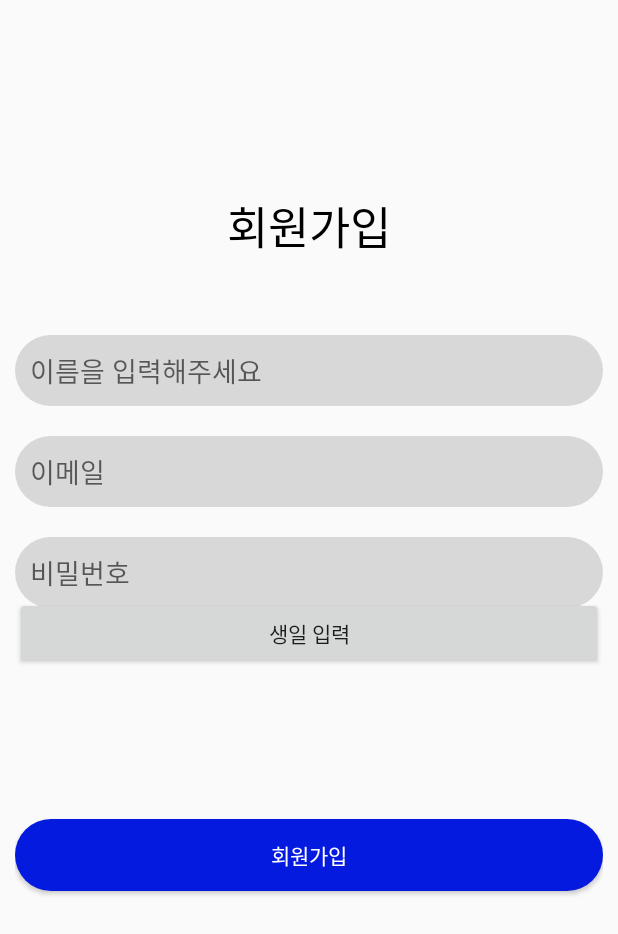
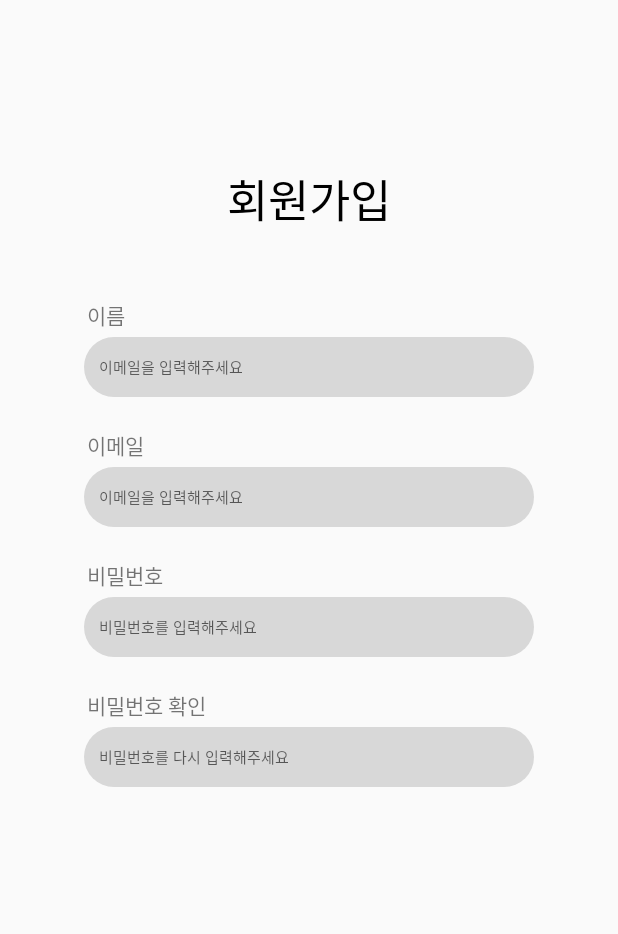
Before and after one commit to sunrinton/app, an Android app: the RegisterActivity screen opened directly, with no data from a screen before it, on a phone screen of 412 x 824 dp. Shown: the top 934 px of the screen. Run offline under Robolectric (Android 15) with nearby library versions, the phone set to English and light mode, and no system bars.

Commit message:
'modify_regist'

```diff
--- a/app/src/main/res/layout/activity_main.xml
+++ b/app/src/main/res/layout/activity_main.xml
@@ -19,25 +19,25 @@
 
     <EditText
         android:layout_width="match_parent"
-        android:layout_height="wrap_content"
+        android:layout_height="50dp"
         android:background="@drawable/textfield"
         app:layout_constraintBottom_toTopOf="@id/login_pw"
         app:layout_constraintRight_toLeftOf="parent"
         app:layout_constraintLeft_toRightOf="parent"
-        android:padding="20dp"
+        android:paddingLeft="20dp"
         android:layout_marginBottom="10dp"
         android:hint="E-mail"
         android:id="@+id/login_id"/>
 
     <EditText
         android:layout_width="match_parent"
-        android:layout_height="wrap_content"
+        android:layout_height="50dp"
         android:background="@drawable/textfield"
         app:layout_constraintTop_toBottomOf="parent"
         app:layout_constraintBottom_toTopOf="parent"
         app:layout_constraintRight_toLeftOf="parent"
         app:layout_constraintLeft_toRightOf="parent"
-        android:padding="20dp"
+        android:paddingLeft="20dp"
         android:hint="비밀번호"
         android:id="@+id/login_pw"/>
 
--- a/app/src/main/res/layout/activity_register.xml
+++ b/app/src/main/res/layout/activity_register.xml
@@ -14,74 +14,180 @@ android:padding="10dp">
         android:textSize="30sp"
         android:textColor="#000000"
         android:gravity="center"
-        android:layout_marginBottom="50dp"
-        app:layout_constraintBottom_toTopOf="@id/register_name"
+        android:layout_marginTop="100dp"
+        app:layout_constraintLeft_toRightOf="parent"
+        app:layout_constraintTop_toTopOf="parent"
+        android:id="@+id/ma"
+
         android:text="회원가입"/>
 
-    <EditText
-        android:id="@+id/register_name"
+    <LinearLayout
+        android:layout_marginTop="44dp"
         android:layout_width="match_parent"
         android:layout_height="wrap_content"
-        android:hint="이름을 입력해주세요"
-        app:layout_constraintBottom_toTopOf="@id/register_id"
+        app:layout_constraintTop_toBottomOf="@id/ma"
         app:layout_constraintLeft_toRightOf="parent"
         app:layout_constraintRight_toLeftOf="parent"
-        android:background="@drawable/textfield"
-        android:padding="10dp"
-        android:layout_marginBottom="20dp"
-        app:layout_constraintVertical_bias="0.693" />
+        android:gravity="center"
+        android:orientation="vertical"
+        android:id="@+id/register_name_layout"
+        >
+        <TextView
+            android:layout_marginBottom="4dp"
+            android:layout_width="match_parent"
+            android:paddingLeft="48dp"
+            app:layout_constraintTop_toBottomOf="@id/ma"
+            app:layout_constraintLeft_toRightOf="parent"
+            app:layout_constraintRight_toLeftOf="parent"
+            android:layout_height="wrap_content"
+            android:text="이름"
+            />
+        <EditText
+            android:id="@+id/register_name"
+            android:layout_width="300dp"
+            android:layout_height="40dp"
+            android:hint="이메일을 입력해주세요"
 
-    <EditText
-        android:id="@+id/register_id"
+            android:background="@drawable/textfield"
+            android:padding="10dp"
+            android:textSize="10dp"
+
+            />
+    </LinearLayout>
+
+
+
+    <LinearLayout
+        android:layout_marginTop="21dp"
         android:layout_width="match_parent"
         android:layout_height="wrap_content"
-        android:hint="이메일"
-        app:layout_constraintBottom_toTopOf="@id/register_pw"
+        app:layout_constraintTop_toBottomOf="@id/register_name_layout"
         app:layout_constraintLeft_toRightOf="parent"
         app:layout_constraintRight_toLeftOf="parent"
-        android:background="@drawable/textfield"
-        android:layout_marginBottom="20dp"
-        android:padding="10dp" />
+        android:gravity="center"
+        android:orientation="vertical"
+        android:id="@+id/register_id_layout"
+        >
+        <TextView
+            android:layout_marginBottom="4dp"
+            android:layout_width="match_parent"
+            android:paddingLeft="48dp"
+            app:layout_constraintTop_toBottomOf="@id/ma"
+            app:layout_constraintLeft_toRightOf="parent"
+            app:layout_constraintRight_toLeftOf="parent"
+            android:layout_height="wrap_content"
+            android:text="이메일"
+            />
+        <EditText
+            android:id="@+id/register_id"
+            android:layout_width="300dp"
+            android:layout_height="40dp"
+            android:hint="이메일을 입력해주세요"
 
-    <EditText
+            android:background="@drawable/textfield"
+            android:padding="10dp"
+            android:textSize="10dp"
+
+            />
+    </LinearLayout>
+
+    <LinearLayout
+        android:layout_marginTop="21dp"
         android:layout_width="match_parent"
         android:layout_height="wrap_content"
-        app:layout_constraintBottom_toTopOf="@id/register_pw2"
+        app:layout_constraintTop_toBottomOf="@id/register_id_layout"
+        app:layout_constraintLeft_toRightOf="parent"
         app:layout_constraintRight_toLeftOf="parent"
-        app:layout_constraintLeft_toRightOf="parent"
-        android:hint="비밀번호"
-        android:background="@drawable/textfield"
-        android:padding="10dp"
-        android:layout_marginBottom="20dp"
-        android:id="@+id/register_pw"/>
+        android:gravity="center"
+        android:orientation="vertical"
+        android:id="@+id/register_pw_layout"
+        >
+        <TextView
+            android:layout_marginBottom="4dp"
+            android:layout_width="match_parent"
+            android:paddingLeft="48dp"
+            app:layout_constraintTop_toBottomOf="@id/ma"
+            app:layout_constraintLeft_toRightOf="parent"
+            app:layout_constraintRight_toLeftOf="parent"
+            android:layout_height="wrap_content"
+            android:text="비밀번호"
+            />
+        <EditText
+            android:id="@+id/register_pw"
+            android:layout_width="300dp"
+            android:layout_height="40dp"
+            android:hint="비밀번호를 입력해주세요"
 
-    <EditText
+            android:background="@drawable/textfield"
+            android:padding="10dp"
+            android:textSize="10dp"
+
+            />
+
+    </LinearLayout>
+
+    <LinearLayout
+        android:layout_marginTop="21dp"
         android:layout_width="match_parent"
         android:layout_height="wrap_content"
-        app:layout_constraintBottom_toTopOf="parent"
+        app:layout_constraintTop_toBottomOf="@id/register_pw_layout"
         app:layout_constraintLeft_toRightOf="parent"
         app:layout_constraintRight_toLeftOf="parent"
-        app:layout_constraintTop_toBottomOf="parent"
-        android:hint="비밀번호 확인"
-        android:background="@drawable/textfield"
-        android:padding="10dp"
-        android:layout_marginBottom="20dp"
-        android:id="@+id/register_pw2"/>
+        android:gravity="center"
+        android:orientation="vertical"
+        android:id="@+id/register_pw2_layout"
+        >
+        <TextView
+            android:layout_marginBottom="4dp"
+            android:layout_width="match_parent"
+            android:paddingLeft="48dp"
+            app:layout_constraintTop_toBottomOf="@id/ma"
+            app:layout_constraintLeft_toRightOf="parent"
+            app:layout_constraintRight_toLeftOf="parent"
+            android:layout_height="wrap_content"
+            android:text="비밀번호 확인"
+            />
+        <EditText
+            android:id="@+id/register_pw2"
+            android:layout_width="300dp"
+            android:layout_height="40dp"
+            android:hint="비밀번호를 다시 입력해주세요"
+
+            android:background="@drawable/textfield"
+            android:padding="10dp"
+            android:textSize="10dp"
+
+            />
+
+
+    </LinearLayout>
+
+
+
+
+
+
+
+
+
+
 
     <Button
-        android:layout_width="match_parent"
+        android:layout_width="292dp"
         android:layout_height="wrap_content"
-        android:layout_marginTop="20dp"
-        app:layout_constraintTop_toBottomOf="@+id/register_pw2"
+        android:layout_marginTop="21dp"
+        app:layout_constraintTop_toBottomOf="@+id/register_pw2_layout"
+        app:layout_constraintLeft_toRightOf="parent"
+        app:layout_constraintRight_toLeftOf="parent"
         android:text="생일 입력"
         android:id="@+id/register_date"/>
 
     <Button
         android:id="@+id/login_RegisterBtn"
-        android:layout_width="match_parent"
+        android:layout_width="292dp"
         android:layout_height="wrap_content"
         android:text="회원가입"
-        android:layout_marginTop="100dp"
+        android:layout_marginTop="21dp"
         android:background="@drawable/button"
         android:textColor="#FFFFFF"
         app:layout_constraintLeft_toRightOf="parent"
```
